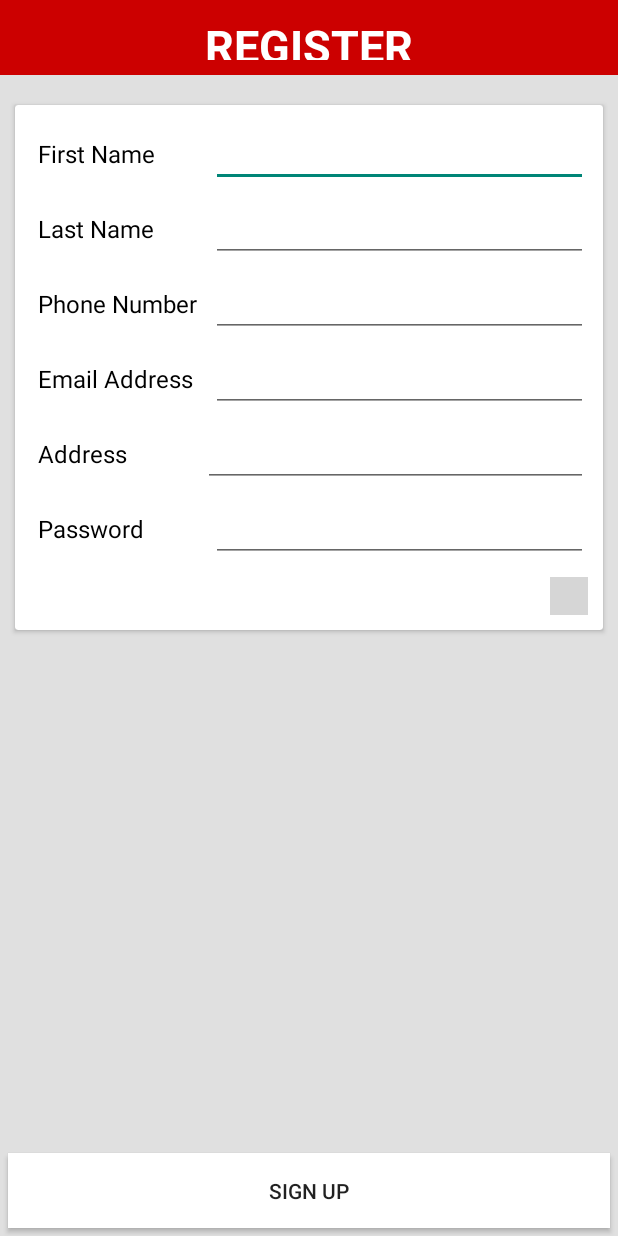
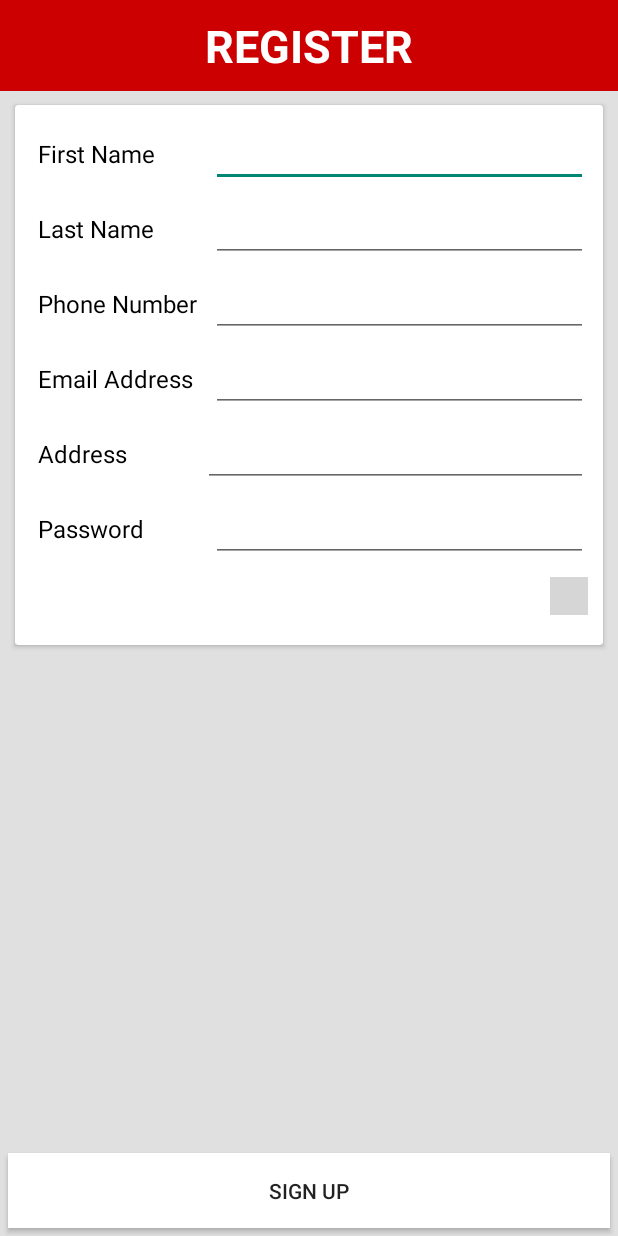
Before and after one commit to prateekkej/ShramikVikas, an Android app: the Registration screen opened directly, with no data from a screen before it, on a phone screen of 412 x 824 dp. Run offline under Robolectric (Android 15) with nearby library versions, the phone set to English and light mode, and no system bars; grey boxes are pictures that could not be loaded.

Commit message:
Registration layout added and integrated. Main Activity Layout refreshed Registrations agan refreshed.

```diff
--- a/app/src/main/AndroidManifest.xml
+++ b/app/src/main/AndroidManifest.xml
@@ -10,10 +10,11 @@
         android:label="@string/app_name"
         android:supportsRtl="true"
         android:theme="@style/AppTheme">
-        <activity android:name=".MainActivity"></activity>
+        <activity android:name=".MainActivity" ></activity>
         <activity
             android:name=".Splash"
-            android:theme="@style/Splash">
+            android:theme="@style/Splash"
+            >
             <intent-filter>
                 <action android:name="android.intent.action.MAIN" />
 
--- a/app/src/main/res/layout/registration.xml
+++ b/app/src/main/res/layout/registration.xml
@@ -18,23 +18,6 @@
         android:layout_marginLeft="5dp"
         android:layout_marginRight="5dp"
         android:layout_marginBottom="5dp" />
-
-    <TextView
-        android:text="Register"
-        android:layout_width="match_parent"
-        android:id="@+id/textView4"
-        android:textSize="30sp"
-        android:textAllCaps="true"
-        android:textAlignment="center"
-        android:paddingTop="10dp"
-        android:paddingBottom="10dp"
-        android:background="@android:color/holo_red_dark"
-        android:textColor="@android:color/white"
-        android:textStyle="normal|bold"
-        android:fontFamily="sans-serif"
-        android:layout_alignParentTop="true"
-        android:layout_height="50dp"
-        android:backgroundTintMode="src_over" />
 
     <android.support.v7.widget.CardView
         android:layout_width="match_parent"
@@ -210,7 +193,8 @@
             <RelativeLayout android:layout_height="wrap_content"
                 android:layout_width="wrap_content"
                 android:orientation="horizontal"
-                android:layout_marginTop="10dp">
+                android:layout_marginTop="10dp"
+                android:layout_marginBottom="10dp">
 
                 <ImageView
                     android:layout_width="25dp"
@@ -227,5 +211,24 @@
         </TableLayout>
     </android.support.v7.widget.CardView>
 
+    <TextView
+        android:text="Register"
+        android:layout_width="match_parent"
+        android:id="@+id/textView4"
+        android:textSize="30sp"
+        android:textAllCaps="true"
+        android:textAlignment="center"
+        android:paddingTop="10dp"
+        android:paddingBottom="10dp"
+        android:background="@android:color/holo_red_dark"
+        android:textColor="@android:color/white"
+        android:textStyle="normal|bold"
+        android:fontFamily="sans-serif"
+        android:layout_height="wrap_content"
+        android:backgroundTintMode="src_over"
+        android:layout_alignParentTop="true"
+        android:layout_alignParentLeft="true"
+        android:layout_alignParentStart="true" />
+
 
 </RelativeLayout>
```
Also changed, not shown: app/src/main/res/layout/activity_main.xml (+10 -1 lines), app/src/main/res/drawable/butt.png (added), app/src/main/res/drawable/mainscreenlogo.png (added), app/src/main/res/drawable/reg_port.jpg (added), app/src/main/res/mipmap-hdpi/ic_launcher.png, app/src/main/res/mipmap-mdpi/ic_launcher.png, app/src/main/res/mipmap-xhdpi/ic_launcher.png, app/src/main/res/mipmap-xxhdpi/ic_launcher.png, app/src/main/res/mipmap-xxxhdpi/ic_launcher.png.
